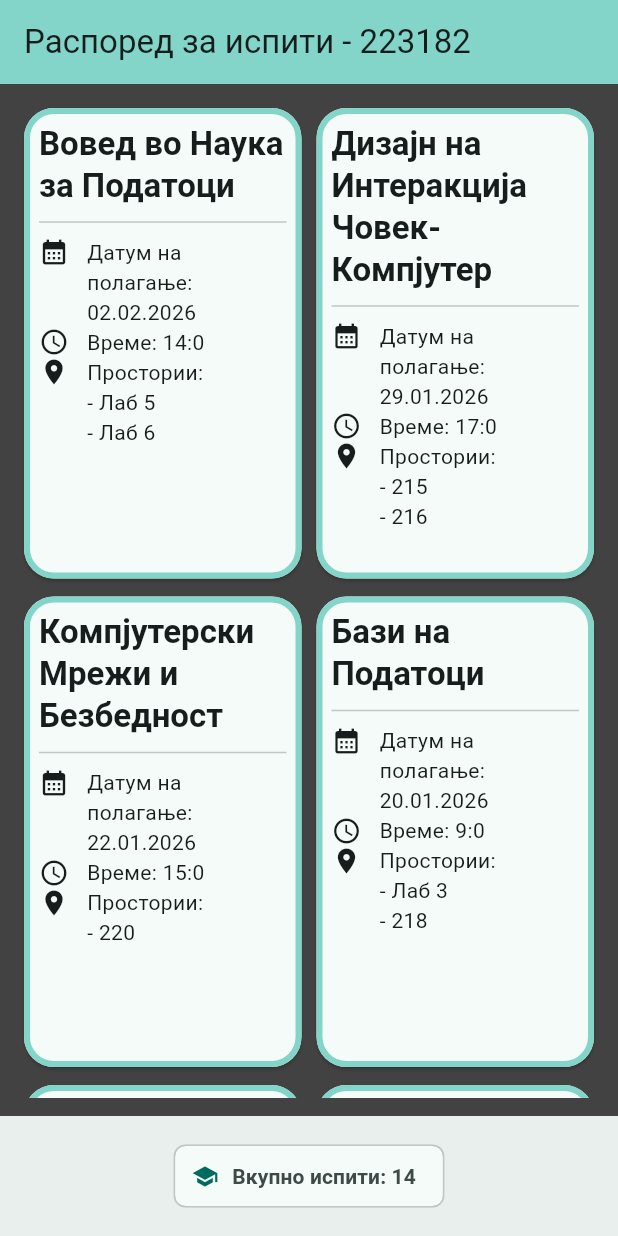
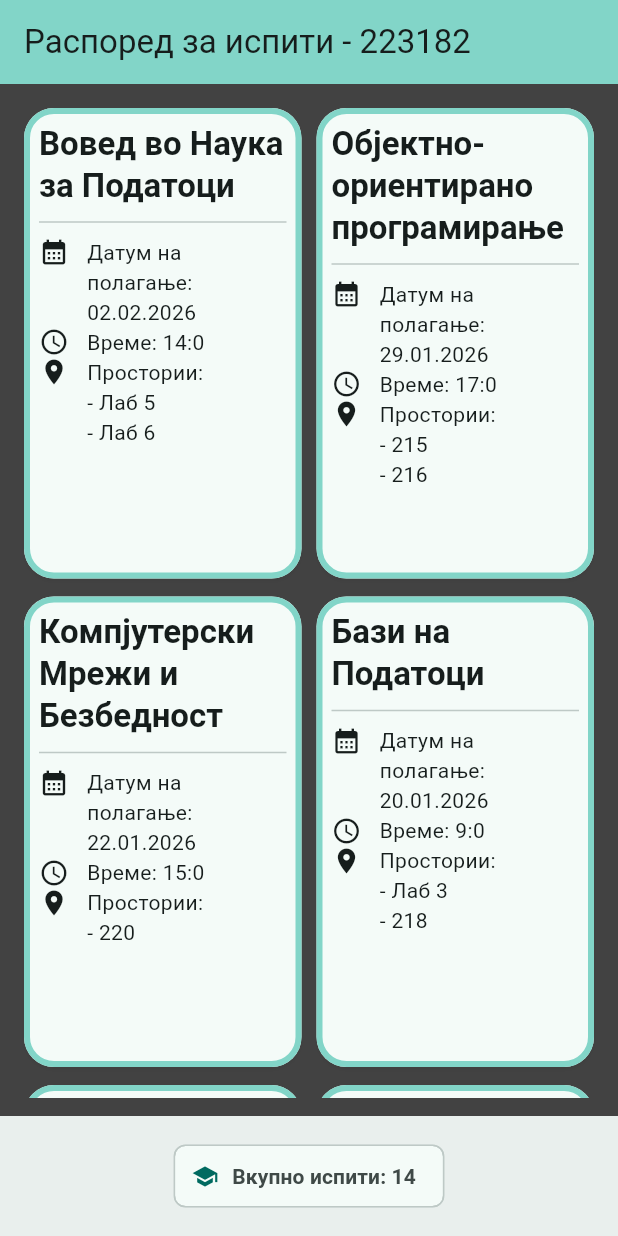
Before and after one commit to milakirovski/ExamSchedulerApp, a Flutter app: the screen it shows after launch, on a phone screen of 412 x 824 dp. Run offline on Flutter 3.47's test engine with Material 3 defaults, Android fonts, the phone set to English and light mode, and no system bars.

Commit message:
update the data initializer and update font on card title text text

```diff
--- a/lib/data/data_initializer.dart
+++ b/lib/data/data_initializer.dart
@@ -62,8 +62,8 @@ List<Exam> sampleExams = [
     rooms: ["Библиотека"],
   ),
   Exam(
-    id: "F18L3S010",
-    course: "Дизајн на Интеракција Човек-Компјутер",
+    id: "F18L1S016",
+    course: "Објектно-ориентирано програмирање",
     date: DateTime(2026, 1, 29, 17, 0), // Future exam
     rooms: ["215", "216"],
   ),
--- a/lib/widgets/exam_card.dart
+++ b/lib/widgets/exam_card.dart
@@ -20,9 +20,7 @@ class ExamCard extends StatelessWidget {
 
     final Color textColor = isPassed
         ? Colors.grey.shade600
-        : Theme.of(
-            context,
-          ).colorScheme.onSurface;
+        : Theme.of(context).colorScheme.onSurface;
 
     final Color iconColor = isPassed
         ? Colors.grey
@@ -38,6 +36,7 @@ class ExamCard extends StatelessWidget {
           side: BorderSide(width: 4, color: borderColor),
           borderRadius: BorderRadius.circular(20),
         ),
+        shadowColor: Colors.black26,
         child: Padding(
           padding: EdgeInsets.all(10),
           child: Column(
@@ -50,6 +49,7 @@ class ExamCard extends StatelessWidget {
                 style: Theme.of(context).textTheme.titleLarge?.copyWith(
                   fontWeight: FontWeight.bold,
                   color: textColor,
+                  fontStyle: isPassed ? FontStyle.italic : FontStyle.normal,
                 ),
               ),
               Divider(height: 20, thickness: 1),
```
